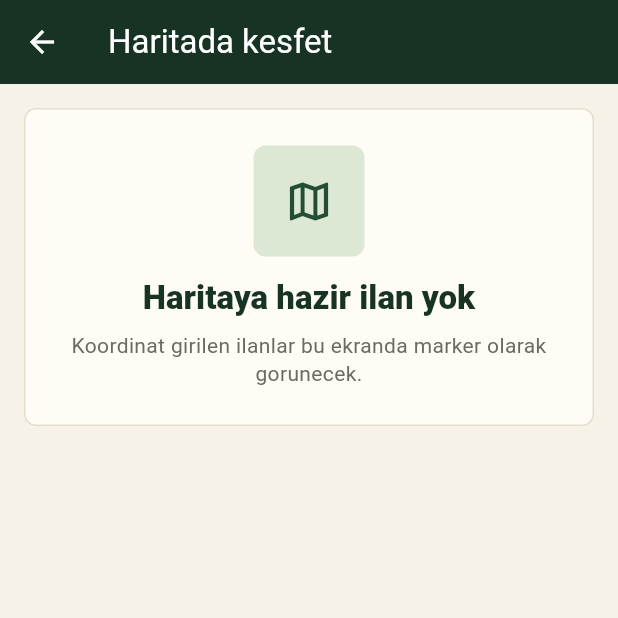
After one commit to EbranurOzbalik/orman-pazar, a Flutter app: the screen it shows once a user with an empty profile is signed in, after a tap on the "map" icon, on a phone screen of 412 x 824 dp, the top half of it. The commit adds this screen. Run offline on Flutter 3.47's test engine with Material 3 defaults, Android fonts, the phone set to English and light mode, and no system bars; our stand-ins replace cloud_firestore, firebase_auth, firebase_core, firebase_storage, google_maps_flutter, image_picker; accounts and stored records are empty.

Commit message:
Day 25 add map explore screen

```diff
--- a/lib/screens/home_screen.dart
+++ b/lib/screens/home_screen.dart
@@ -15,6 +15,7 @@ import 'add_listing_screen.dart';
 import 'favorites_screen.dart';
 import 'listing_detail_screen.dart';
 import 'login_screen.dart';
+import 'map_explore_screen.dart';
 import 'my_listings_screen.dart';
 import 'profile_screen.dart';
 
@@ -288,6 +289,12 @@ class _HomeScreenState extends State<HomeScreen> {
     Navigator.of(
       context,
     ).push(MaterialPageRoute(builder: (_) => const MyListingsScreen()));
+  }
+
+  void _openMapExplore() {
+    Navigator.of(
+      context,
+    ).push(MaterialPageRoute(builder: (_) => const MapExploreScreen()));
   }
 
   @override
@@ -335,6 +342,11 @@ class _HomeScreenState extends State<HomeScreen> {
                       else
                         Row(
                           children: [
+                            IconButton(
+                              tooltip: 'Haritada kesfet',
+                              onPressed: _openMapExplore,
+                              icon: const Icon(Icons.map_outlined),
+                            ),
                             IconButton(
                               tooltip: 'Favorilerim',
                               onPressed: () => _openFavorites(user),
--- /dev/null
+++ b/lib/screens/map_explore_screen.dart
@@ -0,0 +1,236 @@
+import 'package:flutter/material.dart';
+import 'package:google_maps_flutter/google_maps_flutter.dart';
+
+import '../constants/app_constants.dart';
+import '../models/listing_model.dart';
+import '../services/listing_service.dart';
+import '../widgets/app_surfaces.dart';
+import 'listing_detail_screen.dart';
+
+class MapExploreScreen extends StatefulWidget {
+  const MapExploreScreen({super.key});
+
+  @override
+  State<MapExploreScreen> createState() => _MapExploreScreenState();
+}
+
+class _MapExploreScreenState extends State<MapExploreScreen> {
+  final ListingService _listingService = ListingService();
+
+  ListingModel? _selectedListing;
+
+  @override
+  Widget build(BuildContext context) {
+    return Scaffold(
+      appBar: AppBar(title: const Text('Haritada kesfet')),
+      body: StreamBuilder<List<ListingModel>>(
+        stream: _listingService.getListings(),
+        builder: (context, snapshot) {
+          if (snapshot.connectionState == ConnectionState.waiting) {
+            return const Center(child: CircularProgressIndicator());
+          }
+
+          if (snapshot.hasError) {
+            return AppEmptyStateCard(
+              icon: Icons.error_outline,
+              title: 'Harita yuklenemedi',
+              message: snapshot.error.toString(),
+            );
+          }
+
+          final listings = snapshot.data ?? const <ListingModel>[];
+          final mapReadyListings = listings
+              .where((listing) => listing.hasCoordinates)
+              .toList();
+
+          if (mapReadyListings.isEmpty) {
+            return const Padding(
+              padding: EdgeInsets.all(16),
+              child: AppEmptyStateCard(
+                icon: Icons.map_outlined,
+                title: 'Haritaya hazir ilan yok',
+                message:
+                    'Koordinat girilen ilanlar bu ekranda marker olarak gorunecek.',
+              ),
+            );
+          }
+
+          final ListingModel selectedListing =
+              _selectedListing != null &&
+                  mapReadyListings.any(
+                    (listing) => listing.id == _selectedListing!.id,
+                  )
+              ? _selectedListing!
+              : mapReadyListings.first;
+
+          final markers = mapReadyListings.map((listing) {
+            final markerColor = switch (listing.status) {
+              AppConstants.soldStatus => BitmapDescriptor.hueOrange,
+              AppConstants.reservedStatus => BitmapDescriptor.hueYellow,
+              _ => BitmapDescriptor.hueGreen,
+            };
+
+            return Marker(
+              markerId: MarkerId(listing.id),
+              position: LatLng(listing.latitude!, listing.longitude!),
+              infoWindow: InfoWindow(
+                title: listing.title,
+                snippet: '${_formatNumber(listing.price)} TL - ${listing.city}',
+              ),
+              icon: BitmapDescriptor.defaultMarkerWithHue(markerColor),
+              onTap: () {
+                setState(() => _selectedListing = listing);
+              },
+            );
+          }).toSet();
+
+          return Stack(
+            children: [
+              Column(
+                children: [
+                  const Padding(
+                    padding: EdgeInsets.fromLTRB(16, 16, 16, 10),
+                    child: AppInfoBanner(
+                      icon: Icons.info_outline,
+                      message:
+                          'Bu ekran Google Maps API anahtari eklendiginde tam harita deneyimi sunar. Marker yapisi ve ilan akisi bugunden hazir.',
+                    ),
+                  ),
+                  Expanded(
+                    child: Padding(
+                      padding: const EdgeInsets.fromLTRB(16, 0, 16, 16),
+                      child: ClipRRect(
+                        borderRadius: BorderRadius.circular(8),
+                        child: GoogleMap(
+                          initialCameraPosition: CameraPosition(
+                            target: LatLng(
+                              selectedListing.latitude!,
+                              selectedListing.longitude!,
+                            ),
+                            zoom: 7.2,
+                          ),
+                          myLocationButtonEnabled: false,
+                          zoomControlsEnabled: false,
+                          mapToolbarEnabled: false,
+                          compassEnabled: true,
+                          markers: markers,
+                          onTap: (_) {
+                            setState(() => _selectedListing = null);
+                          },
+                        ),
+                      ),
+                    ),
+                  ),
+                ],
+              ),
+              Positioned(
+                left: 16,
+                right: 16,
+                bottom: 20,
+                child: _MapListingSummary(
+                  listing: selectedListing,
+                  totalCount: mapReadyListings.length,
+                  onOpenListing: () {
+                    Navigator.of(context).push(
+                      MaterialPageRoute(
+                        builder: (_) =>
+                            ListingDetailScreen(listing: selectedListing),
+                      ),
+                    );
+                  },
+                ),
+              ),
+            ],
+          );
+        },
+      ),
+    );
+  }
+
+  String _formatNumber(double value) {
+    if (value == value.roundToDouble()) {
+      return value.toStringAsFixed(0);
+    }
+    return value.toStringAsFixed(2);
+  }
+}
+
+class _MapListingSummary extends StatelessWidget {
+  const _MapListingSummary({
+    required this.listing,
+    required this.totalCount,
+    required this.onOpenListing,
+  });
+
+  final ListingModel listing;
+  final int totalCount;
+  final VoidCallback onOpenListing;
+
+  @override
+  Widget build(BuildContext context) {
+    return AppSectionCard(
+      icon: Icons.place_outlined,
+      title: listing.title,
+      subtitle:
+          '$totalCount koordinatli ilan icinden secildi. Detaya gecerek tum bilgileri inceleyebilirsin.',
+      trailing: Container(
+        padding: const EdgeInsets.symmetric(horizontal: 10, vertical: 7),
+        decoration: BoxDecoration(
+          color: AppConstants.mossGreen,
+          borderRadius: BorderRadius.circular(999),
+        ),
+        child: Text(
+          listing.status,
+          style: Theme.of(context).textTheme.labelMedium?.copyWith(
+            color: AppConstants.deepGreen,
+            fontWeight: FontWeight.w800,
+          ),
+        ),
+      ),
+      child: Column(
+        crossAxisAlignment: CrossAxisAlignment.start,
+        children: [
+          Row(
+            children: [
+              Expanded(
+                child: AppMetricTile(
+                  label: 'Konum',
+                  value: listing.locationLabel,
+                  icon: Icons.location_on_outlined,
+                  caption: listing.coordinatesLabel,
+                  compact: true,
+                  color: AppConstants.forestGreen,
+                ),
+              ),
+              const SizedBox(width: 10),
+              Expanded(
+                child: AppMetricTile(
+                  label: 'Fiyat',
+                  value: '${_formatNumber(listing.price)} TL',
+                  icon: Icons.payments_outlined,
+                  caption:
+                      '${_formatNumber(listing.amount)} ${listing.unit} - ${listing.category}',
+                  compact: true,
+                  color: AppConstants.woodBrown,
+                ),
+              ),
+            ],
+          ),
+          const SizedBox(height: 14),
+          OutlinedButton.icon(
+            onPressed: onOpenListing,
+            icon: const Icon(Icons.arrow_outward_outlined),
+            label: const Text('Ilan detayini ac'),
+          ),
+        ],
+      ),
+    );
+  }
+
+  String _formatNumber(double value) {
+    if (value == value.roundToDouble()) {
+      return value.toStringAsFixed(0);
+    }
+    return value.toStringAsFixed(2);
+  }
+}
--- a/pubspec.yaml
+++ b/pubspec.yaml
@@ -39,6 +39,7 @@ dependencies:
   firebase_auth: ^6.5.3
   firebase_storage: ^13.0.3
   image_picker: ^1.2.0
+  google_maps_flutter: ^2.17.1
 
 dev_dependencies:
   flutter_test:
```
Also changed, not shown: pubspec.lock.
